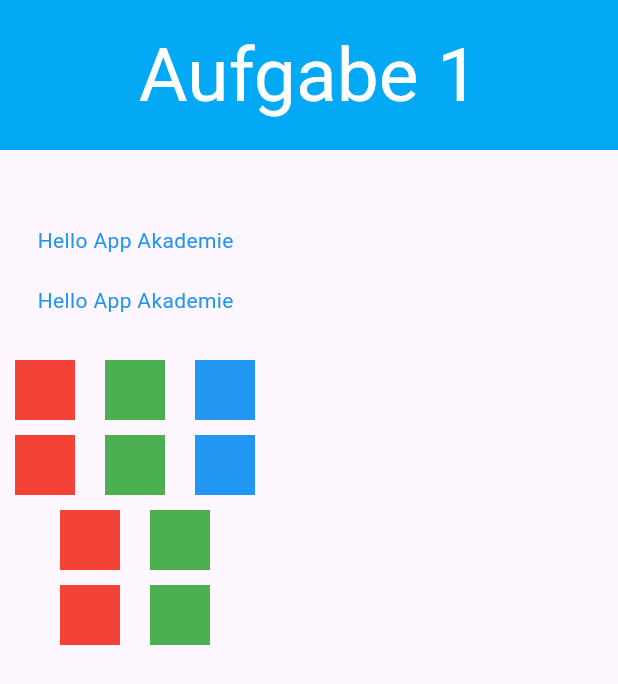
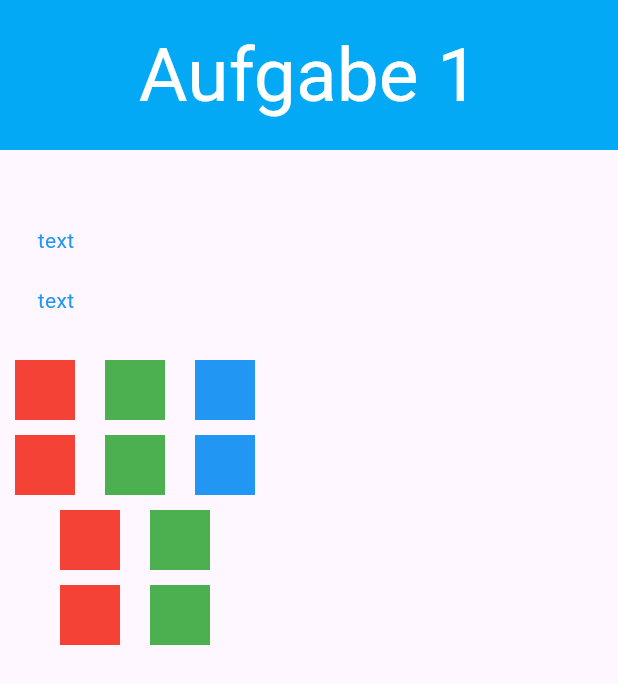
Before and after one commit to fabianStro/GitHubFolder, a Flutter app: the screen it shows after launch, on a phone screen of 412 x 824 dp. Shown: the top 684 px of the screen. Run offline on Flutter 3.47's test engine with Material 3 defaults, Android fonts, the phone set to English and light mode, and no system bars.

Commit message:
Widget Overview Push

```diff
--- a/Flutter/flutter_application_widgetoverview/lib/main.dart
+++ b/Flutter/flutter_application_widgetoverview/lib/main.dart
@@ -27,7 +27,7 @@ class MyApp extends StatelessWidget {
               children: [
                 Container(
                   margin: EdgeInsets.only(top: 50.0, left: 25.0),
-                  child: Titles(text: 'Hello App Akademie', style: 'color'),
+                  child: Titles(text: 'text', style: 'color'),
                 ), // Text
               ], // children Row 1
             ), // Row Text1, // Row1
@@ -35,7 +35,7 @@ class MyApp extends StatelessWidget {
               children: [
                 Container(
                   margin: EdgeInsets.only(top: 20.0, left: 25.0, bottom: 20.0),
-                  child: Titles(text: 'Hello App Akademie', style: 'color'),
+                  child: Titles(text: 'text', style: 'color'),
                 ), // Text
               ], // children Row 2
             ), // ROW2
@@ -123,9 +123,9 @@ class MyApp extends StatelessWidget {
 }
 
 class Titles extends StatelessWidget {
-  const Titles({super.key, this.text, this.style});
+  Titles({super.key, this.text, this.style});
 
-  final String? text;
+  String? text = 'Hello App Akademie';
   final String? style;
 
   @override
```
